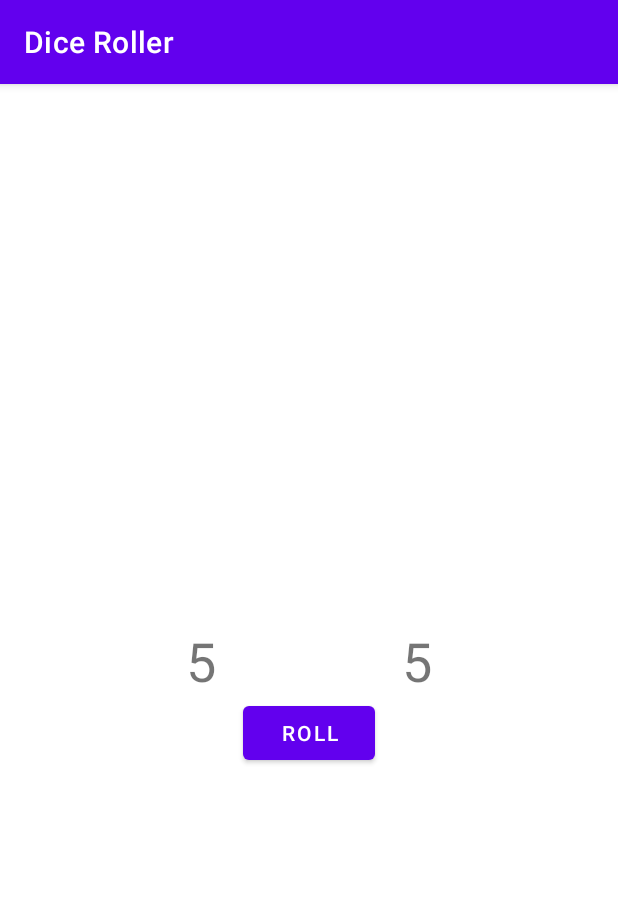
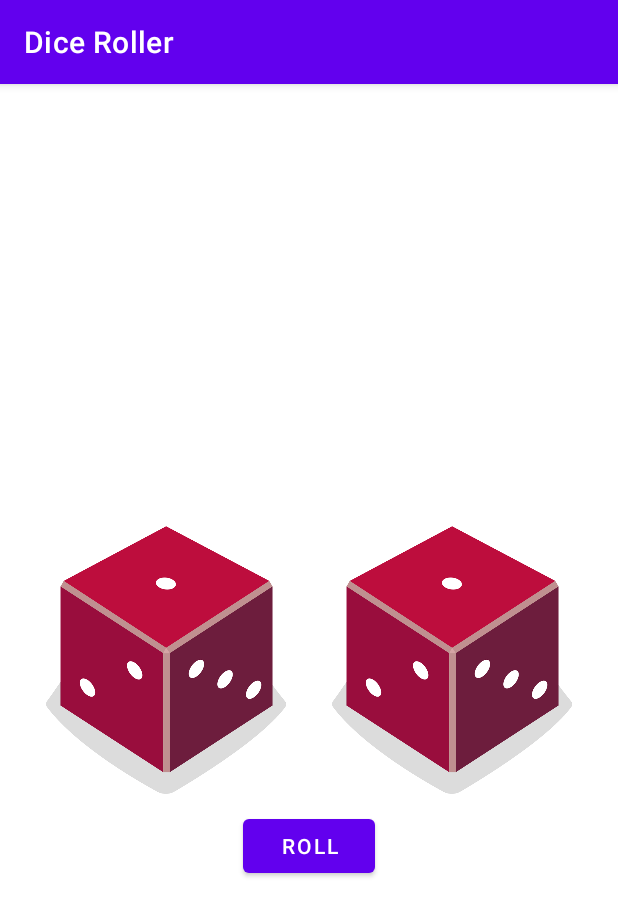
Before and after one commit to gogamid/Dice-Roller, an Android app: the screen it shows after launch (MainActivity), after a tap on "ROLL", on a phone screen of 412 x 824 dp. Shown: the top 916 px of the screen. Run offline under Robolectric (Android 15) with nearby library versions, the phone set to English and light mode, and no system bars.

Commit message:
- used dice images

```diff
--- a/app/src/main/java/com/example/diceroller/MainActivity.kt
+++ b/app/src/main/java/com/example/diceroller/MainActivity.kt
@@ -3,6 +3,7 @@ package com.example.diceroller
 import androidx.appcompat.app.AppCompatActivity
 import android.os.Bundle
 import android.widget.Button
+import android.widget.ImageView
 import android.widget.TextView
 
 class MainActivity : AppCompatActivity() {
@@ -17,9 +18,11 @@ class MainActivity : AppCompatActivity() {
 
   private fun rollDice() {
     val dice = Dice(6)
-    val resultTextView1: TextView = findViewById(R.id.dice1_text)
-    resultTextView1.text = dice.roll().toString()
-    val resultTextView2: TextView = findViewById(R.id.dice2_text)
-    resultTextView2.text = dice.roll().toString()
+    val roll1 = dice.roll()
+    val roll2 = dice.roll()
+    val dice1: ImageView = findViewById(R.id.dice1_image)
+    val dice2: ImageView = findViewById(R.id.dice2_image)
+    dice1.setImageResource(R.drawable.dice_1)
+    dice2.setImageResource(R.drawable.dice_1)
   }
 }
--- a/app/src/main/res/layout/activity_main.xml
+++ b/app/src/main/res/layout/activity_main.xml
@@ -6,29 +6,25 @@
     android:layout_height="match_parent"
     tools:context=".MainActivity">
 
-    <TextView
-        android:id="@+id/dice1_text"
-        android:layout_width="wrap_content"
-        android:layout_height="wrap_content"
-        android:textSize="36sp"
-        app:layout_constraintBottom_toBottomOf="parent"
-        app:layout_constraintEnd_toStartOf="@+id/dice2_text"
-        app:layout_constraintHorizontal_bias="0.5"
-        app:layout_constraintStart_toStartOf="parent"
-        app:layout_constraintTop_toTopOf="parent"
-        tools:text="1" />
-
-    <TextView
-        android:id="@+id/dice2_text"
-        android:layout_width="wrap_content"
-        android:layout_height="wrap_content"
-        android:textSize="36sp"
+    <ImageView
+        android:id="@+id/dice2_image"
+        android:layout_width="160dp"
+        android:layout_height="200dp"
         app:layout_constraintBottom_toBottomOf="parent"
         app:layout_constraintEnd_toEndOf="parent"
         app:layout_constraintHorizontal_bias="0.5"
-        app:layout_constraintStart_toEndOf="@+id/dice1_text"
-        app:layout_constraintTop_toTopOf="parent"
-        tools:text="2" />
+        app:layout_constraintStart_toEndOf="@+id/dice1_image"
+        app:layout_constraintTop_toTopOf="parent" />
+
+    <ImageView
+        android:id="@+id/dice1_image"
+        android:layout_width="160dp"
+        android:layout_height="200dp"
+        app:layout_constraintBottom_toBottomOf="parent"
+        app:layout_constraintEnd_toStartOf="@+id/dice2_image"
+        app:layout_constraintHorizontal_bias="0.5"
+        app:layout_constraintStart_toStartOf="parent"
+        app:layout_constraintTop_toTopOf="parent" />
 
     <Button
         android:id="@+id/roll_button"
@@ -37,6 +33,6 @@
         android:text="@string/roll_button_text"
         app:layout_constraintEnd_toEndOf="parent"
         app:layout_constraintStart_toStartOf="parent"
-        app:layout_constraintTop_toBottomOf="@+id/dice1_text" />
+        app:layout_constraintTop_toBottomOf="@+id/dice1_image" />
 
 </androidx.constraintlayout.widget.ConstraintLayout>
```
Also changed, not shown: app/src/main/res/drawable/dice_1.png (added), app/src/main/res/drawable/dice_2.png (added), app/src/main/res/drawable/dice_3.png (added), app/src/main/res/drawable/dice_4.png (added), app/src/main/res/drawable/dice_5.png (added), app/src/main/res/drawable/dice_6.png (added).
